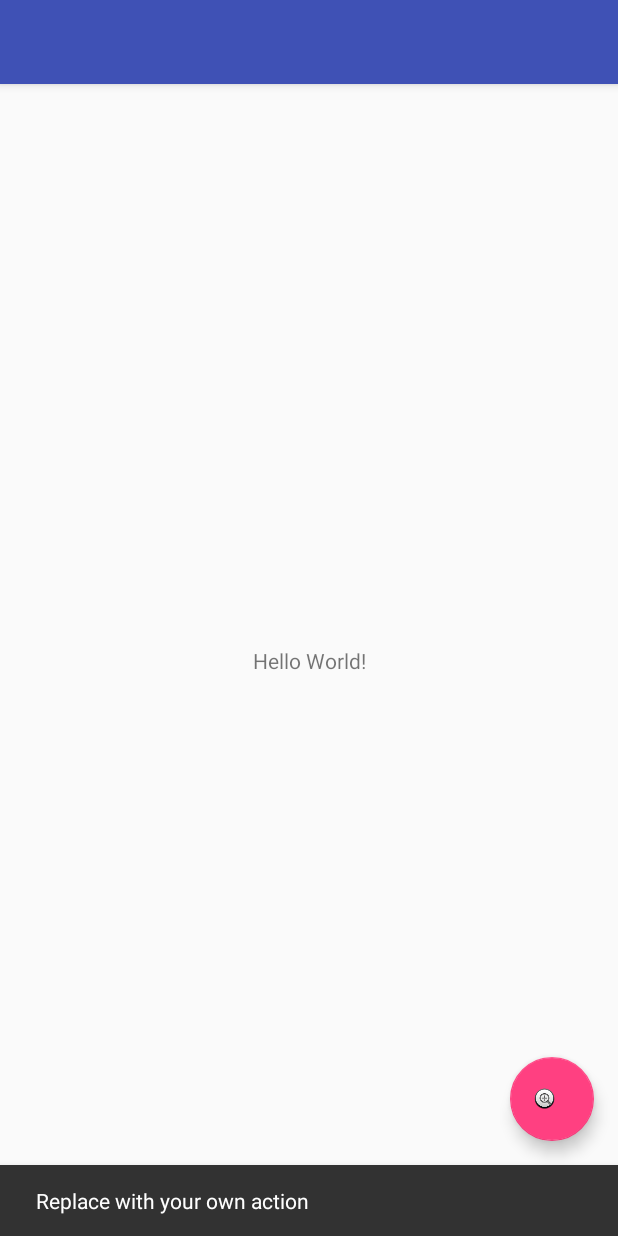
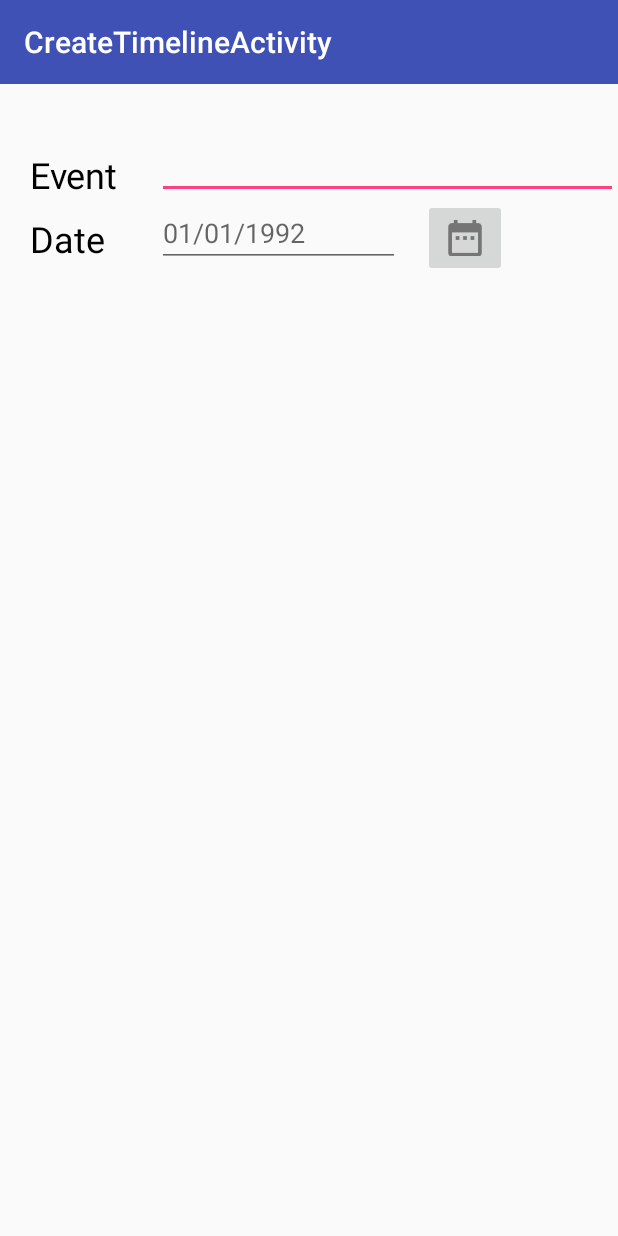
Before and after one commit to venkatesh6114/Timeline, an Android app: the screen it shows after launch (MainActivity before the commit, CreateTimelineActivity after it), after a tap on an icon or button, on a phone screen of 412 x 824 dp. Run offline under Robolectric (Android 15) with nearby library versions, the phone set to English and light mode, and no system bars.

Commit message:
create TimelineEvent activity done

```diff
--- a/app/src/main/AndroidManifest.xml
+++ b/app/src/main/AndroidManifest.xml
@@ -1,6 +1,6 @@
 <?xml version="1.0" encoding="utf-8"?>
 <manifest xmlns:android="http://schemas.android.com/apk/res/android"
-    package="com.example.venki.timeline" >
+    package="com.example.venki.timeline">
 
     <application
         android:allowBackup="true"
@@ -8,17 +8,21 @@
         android:label="@string/app_name"
         android:roundIcon="@mipmap/ic_launcher_round"
         android:supportsRtl="true"
-        android:theme="@style/AppTheme" >
+        android:theme="@style/AppTheme">
         <activity
             android:name=".MainActivity"
             android:label="@string/app_name"
-            android:theme="@style/AppTheme.NoActionBar" >
+            android:theme="@style/AppTheme.NoActionBar">
             <intent-filter>
                 <action android:name="android.intent.action.MAIN" />
 
                 <category android:name="android.intent.category.LAUNCHER" />
             </intent-filter>
         </activity>
+        <activity
+            android:name=".CreateTimelineActivity"
+            android:label="@string/title_activity_create_timeline"
+            android:theme="@style/AppTheme.NoActionBar"></activity>
     </application>
 
 </manifest>
--- /dev/null
+++ b/app/src/main/java/com/example/venki/timeline/CreateTimelineActivity.java
@@ -0,0 +1,57 @@
+package com.example.venki.timeline;
+
+import android.app.DatePickerDialog;
+import android.os.Bundle;
+import android.support.design.widget.FloatingActionButton;
+import android.support.design.widget.Snackbar;
+import android.support.v7.app.AppCompatActivity;
+import android.support.v7.widget.Toolbar;
+import android.util.Log;
+import android.view.View;
+import android.widget.DatePicker;
+import android.widget.EditText;
+import android.widget.Toast;
+
+import java.util.Calendar;
+
+public class CreateTimelineActivity extends AppCompatActivity {
+
+    private EditText date;
+    private Calendar calendar;
+    private String TAG="Timeline";
+
+    @Override
+    protected void onCreate(Bundle savedInstanceState) {
+        super.onCreate(savedInstanceState);
+        setContentView(R.layout.activity_create_timeline);
+        Toolbar toolbar = (Toolbar) findViewById(R.id.toolbar2);
+        setSupportActionBar(toolbar);
+
+        date = findViewById(R.id.date_editText);
+        date.setKeyListener(null);
+
+        calendar=Calendar.getInstance();
+    }
+
+    public void setDate(View view){
+        Log.e(TAG,"in setDate");
+
+        new DatePickerDialog(this,date_range_listener,
+                calendar.get(Calendar.YEAR),
+                calendar.get(Calendar.MONTH),
+                calendar.get(Calendar.DAY_OF_MONTH)).show();
+    }
+
+    private String doubleDigit(int a){
+        return (a<10)?("0"+a):(""+a);
+    }
+
+    private DatePickerDialog.OnDateSetListener date_range_listener = new DatePickerDialog.OnDateSetListener() {
+        @Override
+        public void onDateSet(DatePicker datePicker, int i, int i1, int i2) {
+            Log.e(TAG,"in ondateSet");
+            date.setText(new StringBuilder().append(i).append("/").append(doubleDigit(i1+1)).append("/").append(doubleDigit(i2)));
+        }
+    };
+
+}
--- a/app/src/main/java/com/example/venki/timeline/MainActivity.java
+++ b/app/src/main/java/com/example/venki/timeline/MainActivity.java
@@ -1,15 +1,18 @@
 package com.example.venki.timeline;
 
 import android.app.Activity;
+import android.content.Intent;
 import android.os.Bundle;
 import android.support.v7.app.AppCompatActivity;
 import android.support.design.widget.FloatingActionButton;
 import android.support.design.widget.Snackbar;
 import android.support.v7.app.AppCompatActivity;
 import android.support.v7.widget.Toolbar;
+import android.util.Log;
 import android.view.View;
 import android.view.Menu;
 import android.view.MenuItem;
+import android.widget.Toast;
 //import android.widget.Toolbar;
 
 public class MainActivity extends AppCompatActivity {
@@ -18,24 +21,40 @@ public class MainActivity extends AppCompatActivity {
     protected void onCreate(Bundle savedInstanceState) {
         super.onCreate(savedInstanceState);
         setContentView(R.layout.activity_main);
-   /*     Toolbar toolbar = (Toolbar) findViewById(R.id.toolbar);
+        Log.e("test","onCreate()");
+
+      Toolbar toolbar = (Toolbar) findViewById(R.id.toolbar);
         setSupportActionBar(toolbar);
-*/
+
        FloatingActionButton fab = (FloatingActionButton) findViewById(R.id.fab);
         fab.setOnClickListener(new View.OnClickListener() {
             @Override
             public void onClick(View view) {
-                Snackbar.make(view, "Replace with your own action", Snackbar.LENGTH_LONG)
-                        .setAction("Action", null).show();
+                Intent i = new Intent(MainActivity.this,CreateTimelineActivity.class);
+                startActivity(i);
             }
         });
 
     }
 
     @Override
+    protected void onStart() {
+        Log.e("test","onStart()");
+        super.onStart();
+    }
+
+    @Override
+    protected void onResume() {
+        Log.e("test","onResume");
+        super.onResume();
+    }
+
+    @Override
     public boolean onCreateOptionsMenu(Menu menu) {
         // Inflate the menu; this adds items to the action bar if it is present.
-        getMenuInflater().inflate(R.menu.menu_main, menu);
+        Log.e("test","onCreateOptionsMenu()");
+
+//        getMenuInflater().inflate(R.menu.menu_main, menu);
         return true;
     }
 
@@ -48,6 +67,7 @@ public class MainActivity extends AppCompatActivity {
 
         //noinspection SimplifiableIfStatement
         if (id == R.id.action_settings) {
+            Toast.makeText(this,"Settings clicked",Toast.LENGTH_SHORT).show();
             return true;
         }
 
--- /dev/null
+++ b/app/src/main/res/layout/activity_create_timeline.xml
@@ -0,0 +1,76 @@
+<?xml version="1.0" encoding="utf-8"?>
+<RelativeLayout xmlns:android="http://schemas.android.com/apk/res/android"
+    xmlns:app="http://schemas.android.com/apk/res-auto"
+    xmlns:tools="http://schemas.android.com/tools"
+    android:layout_width="match_parent"
+    android:layout_height="match_parent"
+    tools:context=".CreateTimelineActivity">
+
+
+    <android.support.v7.widget.Toolbar
+        android:id="@+id/toolbar2"
+        android:layout_width="match_parent"
+        android:layout_height="wrap_content"
+        android:layout_weight="1"
+        android:background="?attr/colorPrimary"
+        android:minHeight="?attr/actionBarSize"
+        android:theme="?attr/actionBarTheme"
+        android:visibility="visible" />
+
+    <TextView
+        android:id="@+id/event"
+        android:layout_width="wrap_content"
+        android:layout_height="wrap_content"
+        android:layout_marginLeft="20dp"
+        android:layout_marginTop="100dp"
+        android:layout_weight="1"
+        android:text="Event "
+        android:textColor="@android:color/black"
+        android:textSize="24sp" />
+
+    <EditText
+        android:id="@+id/event_value"
+        android:layout_alignBottom="@id/event"
+        android:layout_toRightOf="@id/event"
+        android:layout_marginLeft="20dp"
+        android:layout_width="match_parent"
+        android:layout_height="wrap_content"
+        android:ems="5"
+        app:layout_constraintStart_toEndOf="@+id/event"
+        app:layout_constraintTop_toTopOf="@+id/event" />
+
+    <TextView
+        android:id="@+id/date"
+        android:layout_width="wrap_content"
+        android:layout_height="wrap_content"
+        android:layout_below="@id/event"
+        android:layout_alignLeft="@id/event"
+        android:layout_marginTop="10dp"
+        android:layout_weight="1"
+        android:text="Date "
+        android:textColor="@android:color/black"
+        android:textSize="24sp" />
+
+    <EditText
+        android:id="@+id/date_editText"
+        android:layout_width="162dp"
+        android:layout_height="wrap_content"
+        android:layout_alignLeft="@+id/event_value"
+        android:layout_below="@+id/event"
+        android:ems="10"
+        android:hint="01/01/1992"
+        android:inputType="none" />
+
+    <ImageButton
+        android:id="@+id/imageButton"
+        android:layout_width="wrap_content"
+        android:layout_height="wrap_content"
+        android:layout_below="@+id/event"
+        android:layout_toRightOf="@id/date_editText"
+        android:layout_marginLeft="15dp"
+        android:onClick="setDate"
+        app:srcCompat="@drawable/date_range" />
+
+
+
+</RelativeLayout>
--- a/app/src/main/res/layout/activity_main.xml
+++ b/app/src/main/res/layout/activity_main.xml
@@ -30,7 +30,7 @@
         android:layout_height="wrap_content"
         android:layout_gravity="bottom|end"
         android:layout_margin="@dimen/fab_margin"
-        app:srcCompat="@android:drawable/btn_plus"
+        app:srcCompat="@drawable/plus_icon"
         />
 
 </android.support.design.widget.CoordinatorLayout>
--- a/app/src/main/res/layout/content_main.xml
+++ b/app/src/main/res/layout/content_main.xml
@@ -9,13 +9,12 @@
     tools:showIn="@layout/activity_main"
     tools:context=".MainActivity">
 
-    <TextView
+<!--    <TextView
         android:layout_width="wrap_content"
         android:layout_height="wrap_content"
-        android:text="Hello World!"
         app:layout_constraintBottom_toBottomOf="parent"
         app:layout_constraintLeft_toLeftOf="parent"
         app:layout_constraintRight_toRightOf="parent"
         app:layout_constraintTop_toTopOf="parent" />
-
+-->
 </android.support.constraint.ConstraintLayout>
--- a/app/src/main/res/values/strings.xml
+++ b/app/src/main/res/values/strings.xml
@@ -1,4 +1,5 @@
 <resources>
     <string name="app_name">Timeline</string>
     <string name="action_settings">Settings</string>
+    <string name="title_activity_create_timeline">CreateTimelineActivity</string>
 </resources>
--- a/app/src/main/res/values/styles.xml
+++ b/app/src/main/res/values/styles.xml
@@ -7,11 +7,14 @@
         <item name="colorPrimaryDark">@color/colorPrimaryDark</item>
         <item name="colorAccent">@color/colorAccent</item>
     </style>
+
     <style name="AppTheme.NoActionBar">
         <item name="windowActionBar">false</item>
         <item name="windowNoTitle">true</item>
     </style>
+
     <style name="AppTheme.AppBarOverlay" parent="ThemeOverlay.AppCompat.Dark.ActionBar" />
+
     <style name="AppTheme.PopupOverlay" parent="ThemeOverlay.AppCompat.Light" />
 
 </resources>
```
Also changed, not shown: app/src/main/res/drawable-hdpi/date_range.png (added), app/src/main/res/drawable-hdpi/plus_icon.png (added), app/src/main/res/drawable-mdpi/date_range.png (added), app/src/main/res/drawable-mdpi/plus_icon.png (added), app/src/main/res/drawable-xhdpi/date_range.png (added), app/src/main/res/drawable-xhdpi/plus_icon.png (added), app/src/main/res/drawable-xxhdpi/date_range.png (added), app/src/main/res/drawable-xxhdpi/plus_icon.png (added).
